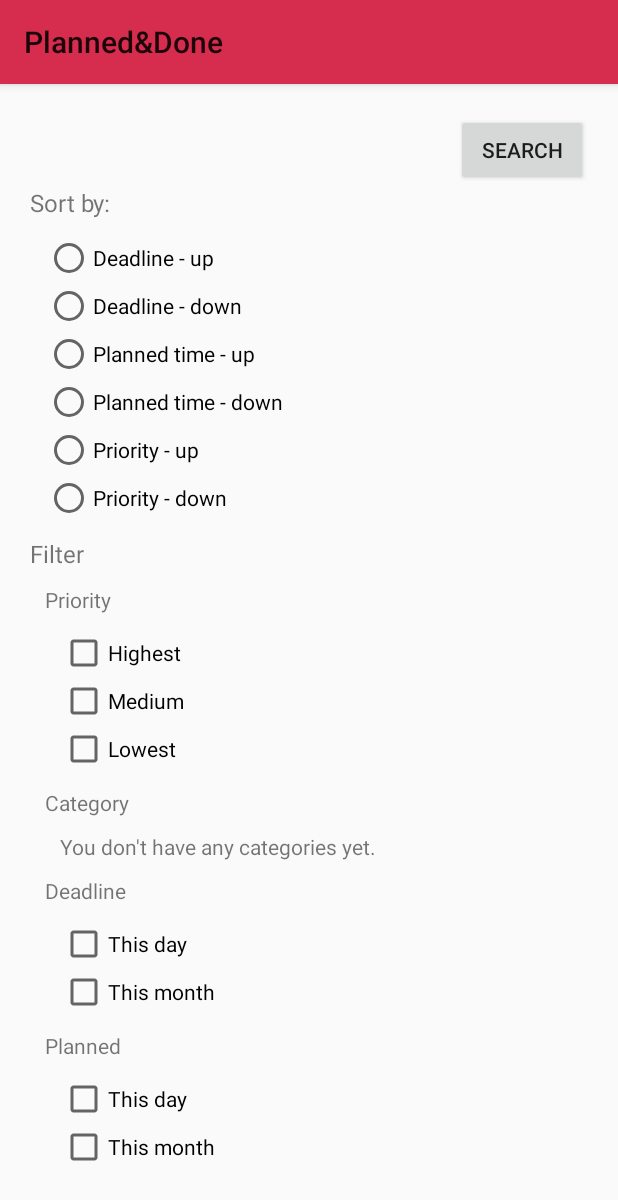
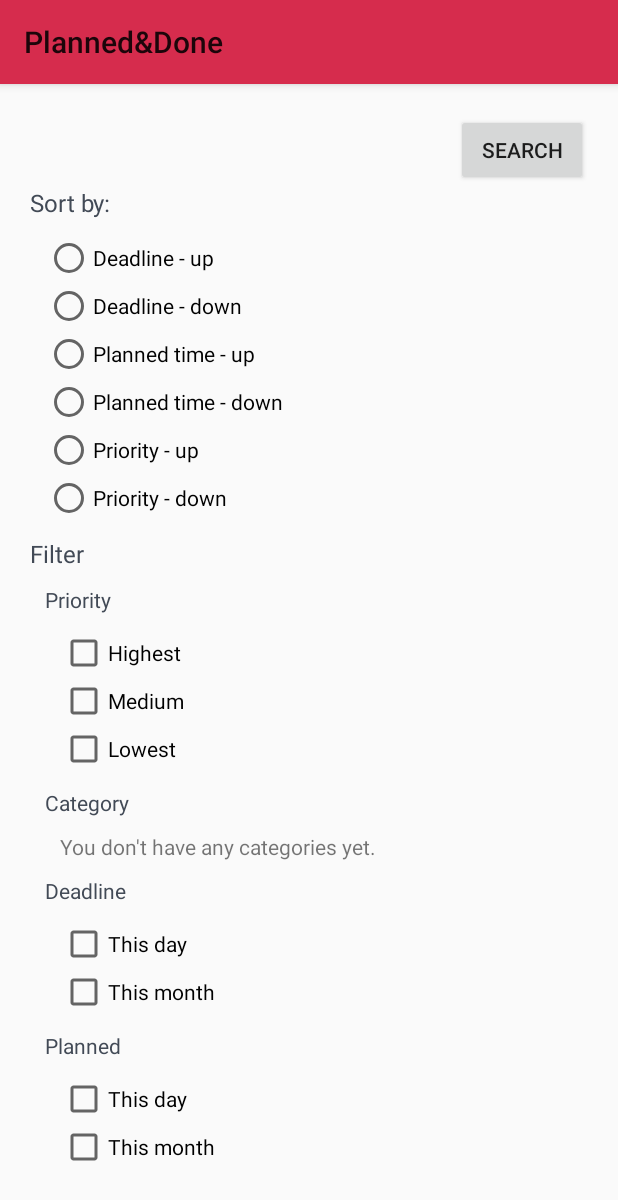
Before and after one commit to petrarozic/P-D, an Android app: the FilterAndSortActivity screen opened directly, with no data from a screen before it, on a phone screen of 412 x 824 dp. Shown: the top 1200 px of the screen. Run offline under Robolectric (Android 15) with nearby library versions, the phone set to English and light mode, and no system bars; 1 statement that could not run was skipped.

Commit message:
Promjena izgleda, popravljen edit task

```diff
--- a/PlannedAndDone/app/src/main/res/layout/activity_edit_categories.xml
+++ b/PlannedAndDone/app/src/main/res/layout/activity_edit_categories.xml
@@ -20,7 +20,7 @@
         app:layout_constraintRight_toRightOf="parent"
         app:layout_constraintTop_toTopOf="parent"
         android:textSize="25dp"
-        android:textColor="#434343"/>
+        android:textColor="@android:color/black"/>
 
     <EditText
         android:id="@+id/editText2"
--- a/PlannedAndDone/app/src/main/res/layout/activity_filter_and_sort.xml
+++ b/PlannedAndDone/app/src/main/res/layout/activity_filter_and_sort.xml
@@ -37,7 +37,8 @@
                     android:layout_width="match_parent"
                     android:layout_height="match_parent"
                     android:text="Sort by:"
-                    android:textSize="16sp"/>
+                    android:textSize="16sp"
+                    android:textColor="@color/calendar_number"/>
                 <RadioGroup
                     android:layout_width="match_parent"
                     android:layout_height="match_parent"
@@ -79,7 +80,8 @@
                     android:layout_width="match_parent"
                     android:layout_height="match_parent"
                     android:text="Filter"
-                    android:textSize="16sp"/>
+                    android:textSize="16sp"
+                    android:textColor="@color/calendar_number"/>
 
                 <LinearLayout
                     android:layout_width="match_parent"
@@ -91,7 +93,8 @@
                         android:layout_width="match_parent"
                         android:layout_height="match_parent"
                         android:text="Priority"
-                        android:textSize="14sp"/>
+                        android:textSize="14sp"
+                        android:textColor="@color/calendar_number"/>
 
                     <LinearLayout
                         android:layout_width="match_parent"
@@ -121,7 +124,8 @@
                         android:layout_width="match_parent"
                         android:layout_height="match_parent"
                         android:text="Category"
-                        android:textSize="14sp"/>
+                        android:textSize="14sp"
+                        android:textColor="@color/calendar_number"/>
 
                     <LinearLayout
                         android:id = "@+id/Categories"
@@ -140,7 +144,8 @@
                         android:layout_width="match_parent"
                         android:layout_height="match_parent"
                         android:text="Deadline"
-                        android:textSize="14sp"/>
+                        android:textSize="14sp"
+                        android:textColor="@color/calendar_number"/>
 
                     <LinearLayout
                         android:layout_width="match_parent"
@@ -164,7 +169,8 @@
                         android:layout_width="match_parent"
                         android:layout_height="match_parent"
                         android:text="Planned"
-                        android:textSize="14sp"/>
+                        android:textSize="14sp"
+                        android:textColor="@color/calendar_number"/>
 
                     <LinearLayout
                         android:layout_width="match_parent"
--- a/PlannedAndDone/app/src/main/res/layout/activity_pomodoro.xml
+++ b/PlannedAndDone/app/src/main/res/layout/activity_pomodoro.xml
@@ -109,7 +109,7 @@
     <ImageView
         android:id="@+id/imageView3"
         android:layout_width="240dp"
-        android:layout_height="240dp"
+        android:layout_height="180dp"
         android:layout_gravity="center|bottom" />
 
 
--- a/PlannedAndDone/app/src/main/res/layout/app_bar_main.xml
+++ b/PlannedAndDone/app/src/main/res/layout/app_bar_main.xml
@@ -21,7 +21,7 @@
         android:layout_height="wrap_content"
         android:layout_gravity="bottom|end"
         android:layout_margin="@dimen/fab_margin"
-        android:tint="@android:color/black"
+        android:tint="@android:color/white"
         app:srcCompat="@android:drawable/ic_input_add" />
 
     <include layout="@layout/content_main" />
--- a/PlannedAndDone/app/src/main/res/layout/category_item_layout.xml
+++ b/PlannedAndDone/app/src/main/res/layout/category_item_layout.xml
@@ -4,5 +4,6 @@
     android:layout_height="wrap_content"
     android:padding="5dp"
     android:textAppearance="@style/TextAppearance.AppCompat.Medium"
+    android:textColor="@color/calendar_number"
 
     />
--- a/PlannedAndDone/app/src/main/res/values/colors.xml
+++ b/PlannedAndDone/app/src/main/res/values/colors.xml
@@ -8,12 +8,10 @@
     <color name="pinkPinkPrimaryDark">#a72552</color>
     <color name="pinkAccent">#7f3e55</color>
     <color name="accent_material_dark">#546595</color>
-    <color name="accent_material_light">#ff1744</color>
+    <color name="accent_material_light">#d62c4d</color>
     <color name="primary_material_light">#d62c4d</color>
     <color name="primary_dark_material_light">#a81f39</color>
-    <color name="accent_material_light">#f9b564</color>
-    <color name="primary_material_light">#faae3e</color>
-    <color name="primary_dark_material_light">#fb6c3f</color>
+
 
     <!-- DEF. ZA KALENDAR -->
     <color name="grey">#a0a0a0</color>
--- a/PlannedAndDone/app/src/main/res/values/styles.xml
+++ b/PlannedAndDone/app/src/main/res/values/styles.xml
@@ -33,4 +33,5 @@
     </style>
 
 
+
 </resources>
```
Also changed, not shown: PlannedAndDone/app/src/main/java/com/pnd/future_bosses/plannedanddone/AddTaskActivity.java (+6 -2 lines), PlannedAndDone/app/src/main/java/com/pnd/future_bosses/plannedanddone/MainActivity.java (+2 -5 lines), PlannedAndDone/app/src/main/java/com/pnd/future_bosses/plannedanddone/Pomodoro.java (+1 -7 lines), PlannedAndDone/app/src/main/res/layout/activity_add_task.xml (+7 -6 lines), PlannedAndDone/app/src/main/res/layout/content_main.xml (+5 -3 lines), PlannedAndDone/app/src/main/res/layout/listview_item.xml (+6 -4 lines), PlannedAndDone/app/src/main/res/drawable/pomidor1.png (added).
